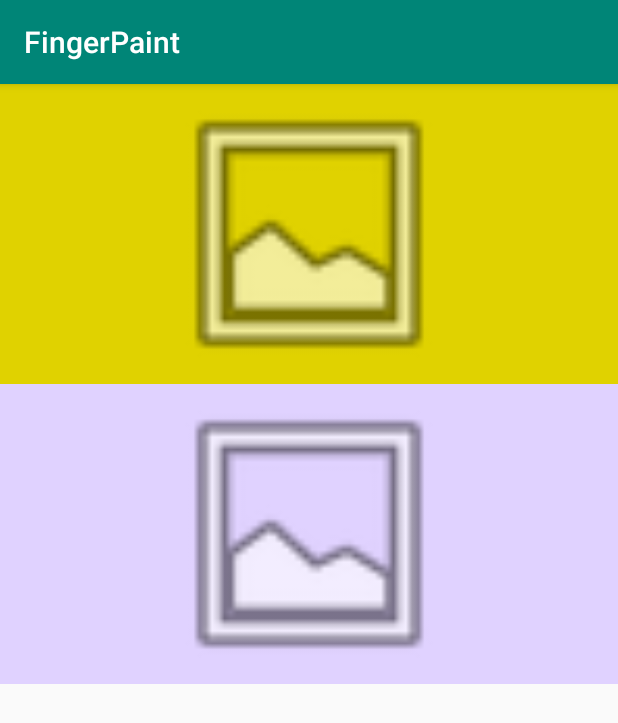
After one commit to cscenter/Y02_Project_finger-paint, an Android app: the fragment StatisticsFragment shown on its own in the app's theme, on a phone screen of 412 x 824 dp. The commit adds this screen. Shown: the top 723 px of the screen. Run offline under Robolectric (Android 15) with nearby library versions, the light colour scheme and no system bars.

Commit message:
Add statistics screen

```diff
--- a/finger-paint/app/src/main/java/ru/cscenter/fingerpaint/MainActivity.kt
+++ b/finger-paint/app/src/main/java/ru/cscenter/fingerpaint/MainActivity.kt
@@ -30,7 +30,7 @@ class MainActivity : AppCompatActivity() {
         appBarConfiguration = AppBarConfiguration(
             setOf(
                 R.id.nav_home, R.id.nav_choose, R.id.nav_settings,
-                R.id.nav_recommendations
+                R.id.nav_recommendations, R.id.nav_statistics
             ), drawerLayout
         )
         setupActionBarWithNavController(navController, appBarConfiguration)
--- /dev/null
+++ b/finger-paint/app/src/main/java/ru/cscenter/fingerpaint/ui/statistics/StatisticsFragment.kt
@@ -0,0 +1,19 @@
+package ru.cscenter.fingerpaint.ui.statistics
+
+import android.os.Bundle
+import android.view.LayoutInflater
+import android.view.View
+import android.view.ViewGroup
+import androidx.fragment.app.Fragment
+import ru.cscenter.fingerpaint.R
+
+class StatisticsFragment: Fragment() {
+
+    override fun onCreateView(
+        inflater: LayoutInflater,
+        container: ViewGroup?,
+        savedInstanceState: Bundle?
+    ): View? {
+        return inflater.inflate(R.layout.fragment_statistics, container, false)
+    }
+}
--- /dev/null
+++ b/finger-paint/app/src/main/res/layout/fragment_statistics.xml
@@ -0,0 +1,23 @@
+<?xml version="1.0" encoding="utf-8"?>
+<LinearLayout xmlns:android="http://schemas.android.com/apk/res/android"
+    android:orientation="vertical"
+    android:layout_width="match_parent"
+    android:layout_height="match_parent">
+
+    <ImageView
+        android:id="@+id/graphic1"
+        android:layout_width="match_parent"
+        android:layout_height="200dp"
+        android:background="#e0d200"
+        android:src="@drawable/ic_menu_gallery"
+        android:layout_gravity="center"
+        android:contentDescription="@string/app_name"/>
+    <ImageView
+        android:id="@+id/graphic2"
+        android:layout_width="match_parent"
+        android:layout_height="200dp"
+        android:background="#e0d2ff"
+        android:src="@drawable/ic_menu_gallery"
+        android:layout_gravity="center"
+        android:contentDescription="@string/app_name"/>
+</LinearLayout>
```
Also changed, not shown: finger-paint/app/src/main/java/ru/cscenter/fingerpaint/ui/home/HomeFragment.kt (+8 -0 lines), finger-paint/app/src/main/res/navigation/mobile_navigation.xml (+27 -0 lines).
